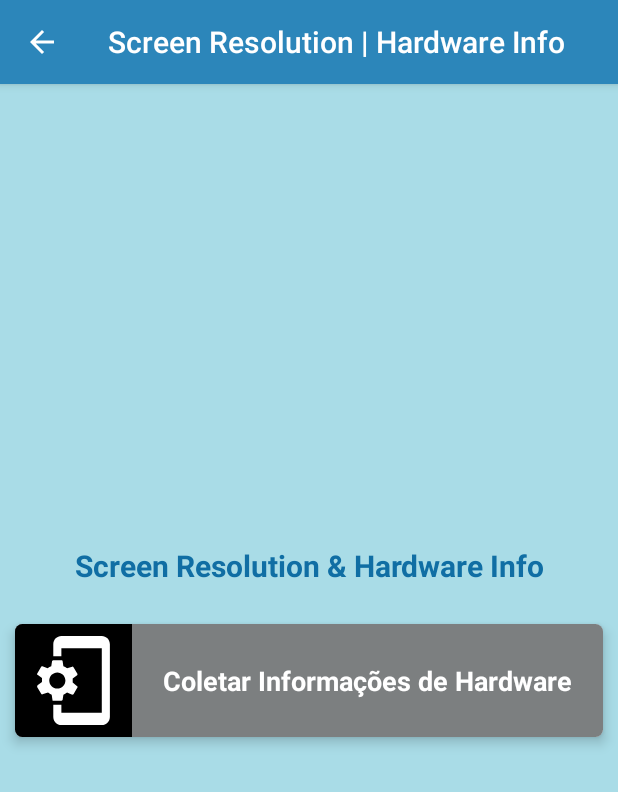
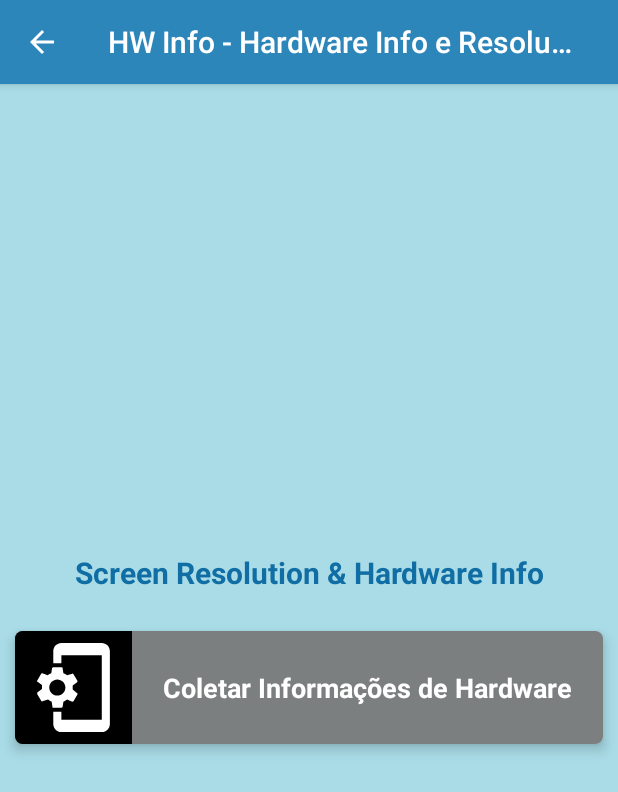
Before and after one commit to douglimar/ScreenResolution, an Android app: the screen it shows after launch (Main2Activity), on a phone screen of 412 x 824 dp. Shown: the top 792 px of the screen. Run offline under Robolectric (Android 15) with nearby library versions, the phone set to English and light mode, and no system bars; our stand-ins replace AdMob.

Commit message:
Commit on Linux -- 2018.03.01

```diff
--- a/app/build.gradle
+++ b/app/build.gradle
@@ -6,8 +6,8 @@ android {
         applicationId "br.com.screenresolution"
         minSdkVersion 19
         targetSdkVersion 26
-        versionCode 3
-        versionName "2.1"
+        versionCode 4
+        versionName "2.2"
         testInstrumentationRunner "android.support.test.runner.AndroidJUnitRunner"
     }
     buildTypes {
--- a/app/src/main/res/layout/activity_main2.xml
+++ b/app/src/main/res/layout/activity_main2.xml
@@ -79,8 +79,8 @@
     <com.google.android.gms.ads.AdView
         android:id="@+id/adViewMain"
         android:layout_width="match_parent"
-        android:layout_height="wrap_content"
-        android:layout_margin="10dp"
+        android:layout_height="60dp"
+        android:layout_marginTop="10dp"
         ads:adSize="BANNER"
         ads:adUnitId="@string/banner_ad_unit_id"
         />
--- a/app/src/main/res/layout/content_hwinfo.xml
+++ b/app/src/main/res/layout/content_hwinfo.xml
@@ -145,7 +145,7 @@
         <com.google.android.gms.ads.AdView
             android:id="@+id/adViewHwInfo1"
             android:layout_width="match_parent"
-            android:layout_height="wrap_content"
+            android:layout_height="60dp"
             ads:adSize="BANNER"
             ads:adUnitId="@string/banner_ad_unit_id"
             />
@@ -267,7 +267,7 @@
         <com.google.android.gms.ads.AdView
             android:id="@+id/adViewHwInfo2"
             android:layout_width="match_parent"
-            android:layout_height="wrap_content"
+            android:layout_height="60dp"
             ads:adSize="BANNER"
             ads:adUnitId="@string/banner_ad_unit_id"
             />
@@ -392,7 +392,7 @@
         <com.google.android.gms.ads.AdView
             android:id="@+id/adViewHwInfo3"
             android:layout_width="match_parent"
-            android:layout_height="wrap_content"
+            android:layout_height="60dp"
             ads:adSize="BANNER"
             ads:adUnitId="@string/banner_ad_unit_id"
             />
--- a/app/src/main/res/values/strings.xml
+++ b/app/src/main/res/values/strings.xml
@@ -1,5 +1,5 @@
 <resources>
-    <string name="app_name">Screen Resolution | Hardware Info</string>
+    <string name="app_name">HW Info - Hardware Info e Resolução de Tela</string>
     <string name="strCharging">"Carregando "</string>
     <string name="strDischarging">"Descarregando "</string>
     <string name="yes">"Sim "</string>
@@ -44,7 +44,7 @@
     <string name="battery_info">"INFORMAÇÕES DA BATERIA: "</string>
     <string name="additional_config">"CONFIGURAÇÕES ADICIONAIS: "</string>
 
-    <string name="banner_ad_unit_id" translatable="false">ca-app-pub-1098336821710456/9465531299</string>
+    <string name="banner_ad_unit_id" translatable="false">ca-app-pub-1098336821710456/7613612749</string>
     <string name="banner_ad_unit_TESTE" translatable="false">ca-app-pub-3940256099942544/6300978111</string>
     <string name="screen_resolution_amp_hardware_info" translatable="false"><![CDATA[Screen Resolution & Hardware Info]]></string>
 
```
Also changed, not shown: app/src/main/AndroidManifest.xml (+9 -0 lines), 3 other files.
